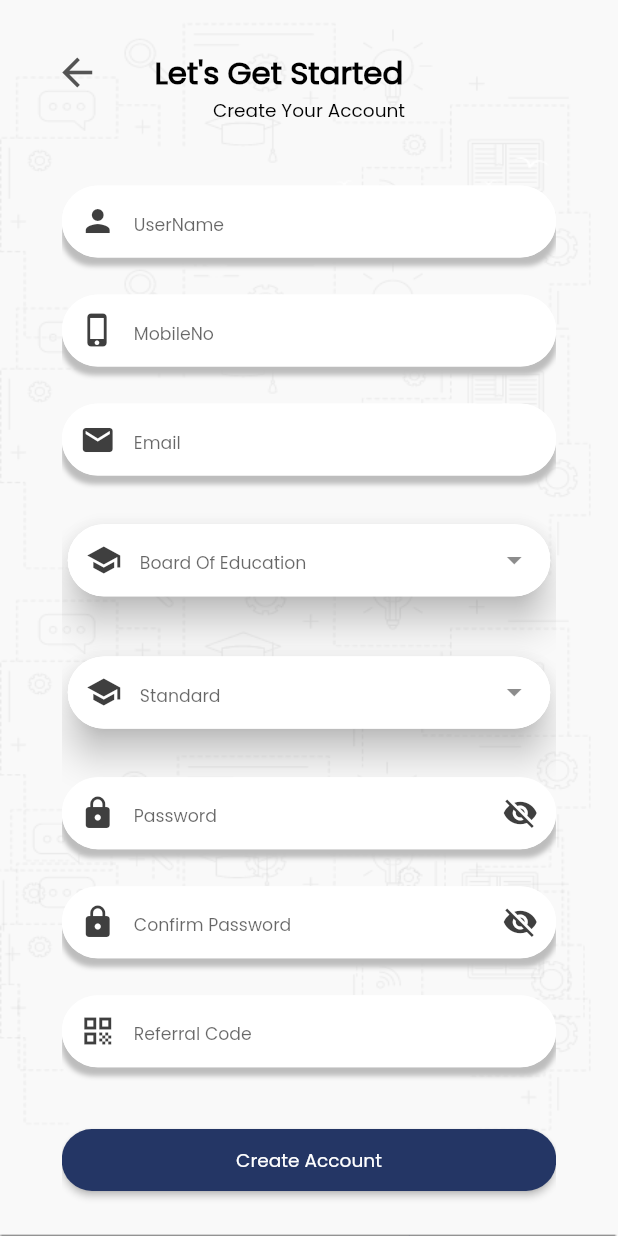
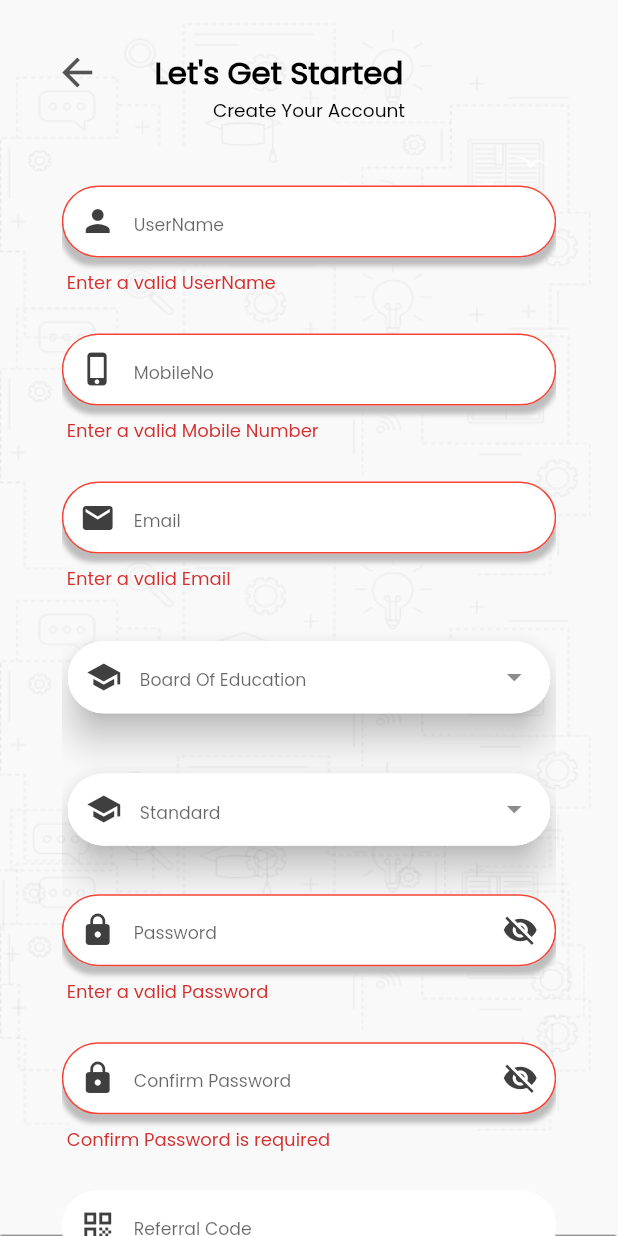
Before and after one commit to malathimahendran/Tution-Legend, a Flutter app: the Register screen opened directly, on a phone screen of 412 x 824 dp. Run offline on Flutter 3.47's test engine with Material 2 defaults, Android fonts, the light colour scheme and no system bars; drawn by our look-alikes of select_form_field; our stand-ins replace auto_size_text, carousel_slider, curved_navigation_bar, firebase_auth, firebase_core, firebase_messaging and 15 more; missing offline and left inert: flutter_windowmanager, platform_device_id, razorpay_flutter, telephony, twilio_phone_verify, youtube_explode_dart; accounts and stored records are empty; network calls fail; Roboto replaces fonts that are missing (poppins).

Commit message:
change password corrections added and testing corrections added

```diff
--- a/lib/HomePage/homescreen.dart
+++ b/lib/HomePage/homescreen.dart
@@ -120,7 +120,9 @@ class _HomeScreenState extends State<HomeScreen>
         child: Scaffold(
           key: HomeScreen.scaffoldkey1,
           resizeToAvoidBottomInset: false,
-          drawer: Container(
+          drawer: Padding(
+            padding: const EdgeInsets.all(8.0),
+            child: Container(
               width: width * 0.75,
               height: height,
               child: DrawerPage(
@@ -131,6 +133,7 @@ class _HomeScreenState extends State<HomeScreen>
                 storeUserName: storeUserName,
                 userName: userName,
                 enrollmentNumber: enrollmentNumber,
+              ),
             ),
           ),
           bottomNavigationBar: Stack(
--- a/lib/Register/register.dart
+++ b/lib/Register/register.dart
@@ -500,6 +500,7 @@ class _RegisterState extends State<Register> {
         ),
         child: Form(
           key: formKey,
+          autovalidate: true,
           child: Column(
             children: [
               Container(
@@ -565,29 +566,52 @@ class _RegisterState extends State<Register> {
                           hintText: 'UserName',
                           controller: username,
                           icon: Icon(Icons.person, color: HexColor('#3F3F3F')),
+                          validator: (value) {
+                            if (value.isEmpty) {
+                              return 'Enter a valid UserName';
+                            }
+                            return null;
+                          },
                         ),
                         SizedBox(
                           height: ((height - status)) * 0.03,
                         ),
-                        Textfield(unitHeightValue, subTextSmall,
+                        Textfield(
+                          unitHeightValue,
+                          subTextSmall,
                           type: TextInputType.number,
                           textCapitalization: TextCapitalization.none,
                           hintText: 'MobileNo',
                           controller: mobileno,
                           returnText: 'Please Enter Mobile Number',
                           icon: Icon(Icons.phone_iphone,
-                                color: HexColor('#3F3F3F'))),
+                              color: HexColor('#3F3F3F')),
+                          validator: (value) {
+                            if (value.isEmpty) {
+                              return 'Enter a valid Mobile Number';
+                            }
+                            return null;
+                          },
+                        ),
                         SizedBox(
                           height: ((height - status)) * 0.03,
                         ),
-                        Textfield(unitHeightValue, subTextSmall,
+                        Textfield(
+                          unitHeightValue,
+                          subTextSmall,
                           read: widget.googleuser != null ? true : false,
                           type: TextInputType.emailAddress,
                           textCapitalization: TextCapitalization.none,
                           hintText: 'Email',
                           controller: email,
-                            icon:
-                                Icon(Icons.email, color: HexColor('#3F3F3F'))),
+                          icon: Icon(Icons.email, color: HexColor('#3F3F3F')),
+                          validator: (value) {
+                            if (value.isEmpty) {
+                              return 'Enter a valid Email';
+                            }
+                            return null;
+                          },
+                        ),
                         SizedBox(
                           height: ((height - status)) * 0.03,
                         ),
@@ -705,13 +729,13 @@ class _RegisterState extends State<Register> {
                                     borderRadius:
                                         BorderRadius.all(Radius.circular(40.0)),
                                     borderSide: BorderSide(
-                                        color: Colors.teal, width: 1),
+                                        color: Color(0xF2FFFFFF), width: 1),
                                   ),
                                   border: OutlineInputBorder(
                                     borderRadius:
                                         BorderRadius.all(Radius.circular(40.0)),
                                     borderSide: BorderSide(
-                                        color: Colors.teal, width: 1),
+                                        color: Color(0xF227DEBF), width: 1),
                                   ),
                                   // contentPadding: const EdgeInsets.symmetric(horizontal: 4.0),
                                   enabledBorder: OutlineInputBorder(
@@ -758,6 +782,12 @@ class _RegisterState extends State<Register> {
                                   controller: password,
                                   icon: Icon(Icons.lock,
                                       color: HexColor('#3F3F3F')),
+                                  validator: (value) {
+                                    if (value.isEmpty) {
+                                      return 'Enter a valid Password';
+                                    }
+                                    return null;
+                                  },
                                 ),
                                 SizedBox(
                                   height: ((height - status)) * 0.03,
--- a/lib/videos/videomainscreen.dart
+++ b/lib/videos/videomainscreen.dart
@@ -261,8 +261,6 @@ class _SearchvideoState extends State<Searchvideo> {
                                                       listen: false)
                                                   .wathedvideolist[index]
                                                   .videoid);
-                                              print(
-                                                  'ggggggggrrrrrrrrrrrrrrrrrrrrrrrrrraaaaaaaaaaaaaaaaaaaaaa');
 
                                               var k = Navigator.push(
                                                   context,
--- a/lib/videos/wishlist.dart
+++ b/lib/videos/wishlist.dart
@@ -118,12 +118,12 @@ class _VideowishlistState extends State<Videowishlist> {
                                           children: [
                                             Icon(
                                               Icons.search,
-                                              size: height * 0.1,
+                                              size: height * 0.07,
                                             ),
                                             Text(
                                               'No Results Found',
                                               style: TextStyle(
-                                                fontSize: 20,
+                                                fontSize: 13,
                                                 fontWeight: FontWeight.bold,
                                               ),
                                             ),
```
Also changed, not shown: lib/HomePage/changepassword.dart (+48 -5 lines), lib/Login/loginpage.dart (+38 -29 lines), lib/ProfilePage/profilepage.dart (+15 -4 lines). Lines whose indentation alone changed are shown as unchanged.
